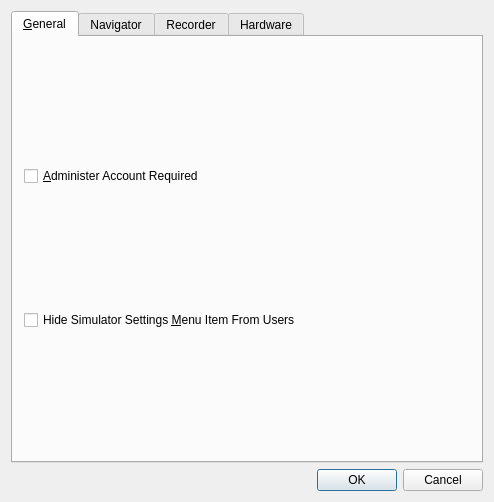
This is src/libs/gui/ui/simulatorsettingsdialog.ui in mannd/epsimulator as Qt 5 draws it before an edit. The edited form follows.
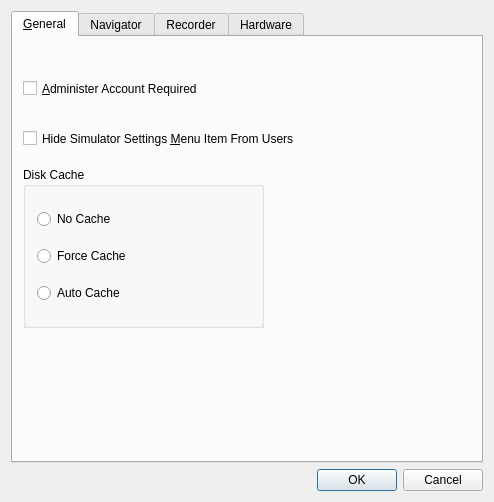
This is the edited form. The open tabs and pages were chosen to show the change.

Commit message: Added EpCore::isRemovableMedia() and DiskCache enum to Options

What changed in the file:
```diff
--- a/src/libs/gui/ui/simulatorsettingsdialog.ui
+++ b/src/libs/gui/ui/simulatorsettingsdialog.ui
@@ -13,45 +13,93 @@
   <property name="windowTitle">
    <string>Simulator Settings</string>
   </property>
-  <layout class="QGridLayout">
-   <item row="2" column="0">
-    <widget class="QDialogButtonBox" name="buttonBox">
-     <property name="standardButtons">
-      <set>QDialogButtonBox::Cancel|QDialogButtonBox::Ok</set>
-     </property>
-    </widget>
-   </item>
+  <layout class="QGridLayout" name="gridLayout_3">
    <item row="0" column="0">
     <widget class="QTabWidget" name="tabWidget">
      <property name="currentIndex">
-      <number>2</number>
+      <number>0</number>
      </property>
      <widget class="QWidget" name="tabGeneral">
       <attribute name="title">
        <string>&amp;General</string>
       </attribute>
-      <layout class="QGridLayout">
-       <item row="0" column="0">
-        <widget class="QCheckBox" name="administratorAccountRequiredCheckBox">
-         <property name="text">
-          <string>&amp;Administer Account Required</string>
-         </property>
-         <property name="shortcut">
-          <string>Alt+A</string>
-         </property>
-        </widget>
-       </item>
-       <item row="1" column="0">
-        <widget class="QCheckBox" name="hideSimulatorMenuCheckBox">
-         <property name="text">
-          <string>Hide Simulator Settings &amp;Menu Item From Users</string>
-         </property>
-         <property name="shortcut">
-          <string>Alt+M</string>
-         </property>
-        </widget>
-       </item>
-      </layout>
+      <widget class="QCheckBox" name="hideSimulatorMenuCheckBox">
+       <property name="geometry">
+        <rect>
+         <x>10</x>
+         <y>90</y>
+         <width>301</width>
+         <height>23</height>
+        </rect>
+       </property>
+       <property name="text">
+        <string>Hide Simulator Settings &amp;Menu Item From Users</string>
+       </property>
+       <property name="shortcut">
+        <string>Alt+M</string>
+       </property>
+      </widget>
+      <widget class="QCheckBox" name="administratorAccountRequiredCheckBox">
+       <property name="geometry">
+        <rect>
+         <x>10</x>
+         <y>40</y>
+         <width>195</width>
+         <height>23</height>
+        </rect>
+       </property>
+       <property name="text">
+        <string>&amp;Administer Account Required</string>
+       </property>
+       <property name="shortcut">
+        <string>Alt+A</string>
+       </property>
+      </widget>
+      <widget class="QGroupBox" name="diskCacheGroupBox">
+       <property name="geometry">
+        <rect>
+         <x>10</x>
+         <y>130</y>
+         <width>241</width>
+         <height>161</height>
+        </rect>
+       </property>
+       <property name="title">
+        <string>Disk Cache</string>
+       </property>
+       <layout class="QGridLayout" name="gridLayout_4">
+        <item row="0" column="0">
+         <widget class="QRadioButton" name="noCacheRadioButton">
+          <property name="text">
+           <string>No Cache</string>
+          </property>
+          <attribute name="buttonGroup">
+           <string>diskCacheButtonGroup</string>
+          </attribute>
+         </widget>
+        </item>
+        <item row="1" column="0">
+         <widget class="QRadioButton" name="forceCacheRadioButton">
+          <property name="text">
+           <string>Force Cache</string>
+          </property>
+          <attribute name="buttonGroup">
+           <string>diskCacheButtonGroup</string>
+          </attribute>
+         </widget>
+        </item>
+        <item row="2" column="0">
+         <widget class="QRadioButton" name="autoCacheRadioButton">
+          <property name="text">
+           <string>Auto Cache</string>
+          </property>
+          <attribute name="buttonGroup">
+           <string>diskCacheButtonGroup</string>
+          </attribute>
+         </widget>
+        </item>
+       </layout>
+      </widget>
      </widget>
      <widget class="QWidget" name="tabNavigator">
       <attribute name="title">
@@ -301,6 +349,13 @@
      </widget>
     </widget>
    </item>
+   <item row="1" column="0">
+    <widget class="QDialogButtonBox" name="buttonBox">
+     <property name="standardButtons">
+      <set>QDialogButtonBox::Cancel|QDialogButtonBox::Ok</set>
+     </property>
+    </widget>
+   </item>
   </layout>
  </widget>
  <layoutdefault spacing="6" margin="11"/>
```
Left out of the diff: 4 changed lines with no effect on the pictures. The commit also changes 7 other files.
